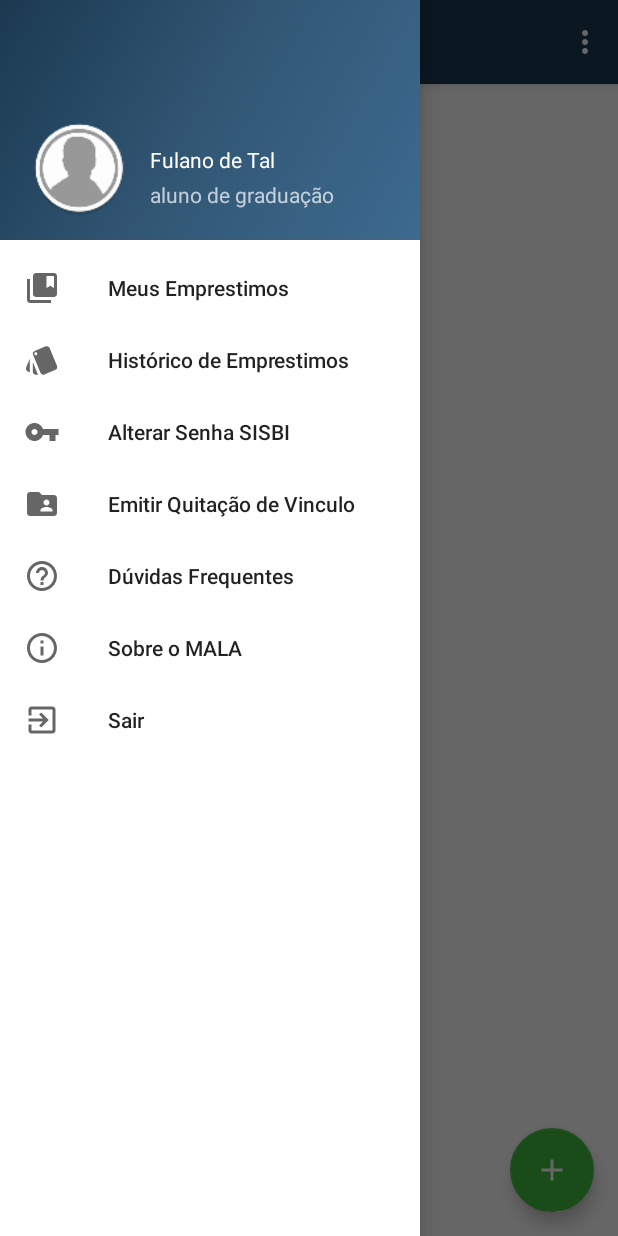
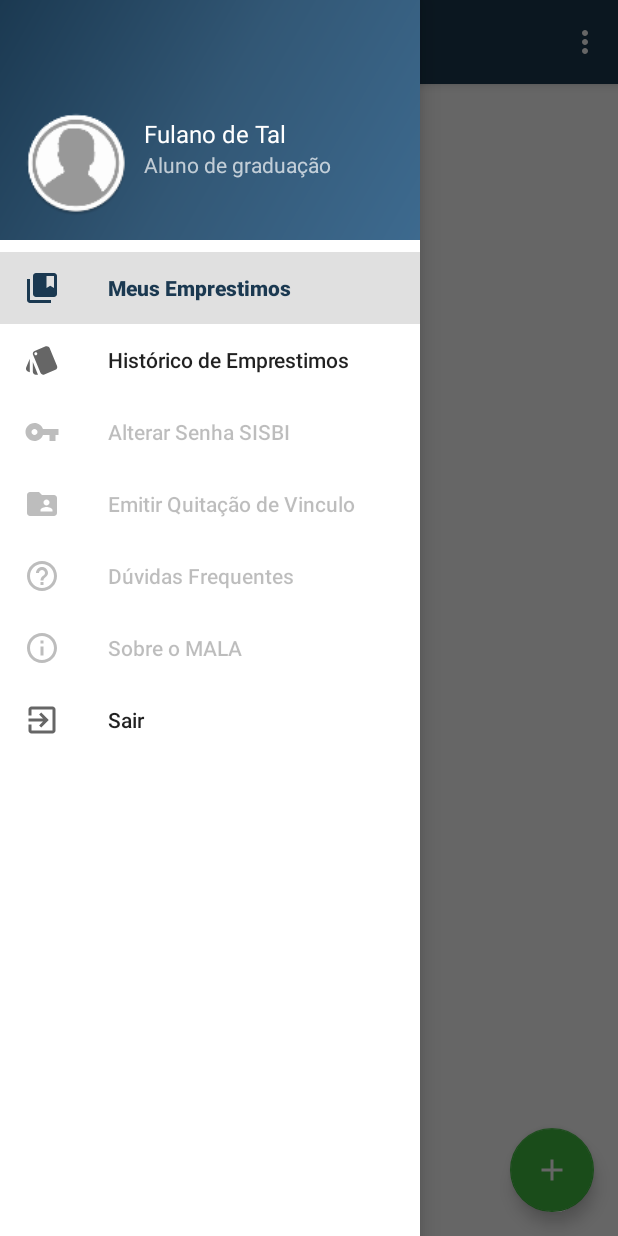
Before and after one commit to mala-ufrn/mala, an Android app: the PrincipalActivity screen opened directly, with no data from a screen before it, with the side drawer open, on a phone screen of 412 x 824 dp. Run offline under Robolectric (Android 15) with nearby library versions, the phone set to English and light mode, and no system bars; 1 statement that could not run was skipped.

Commit message:
Polish NavMenu
Set profile name, inative some itens.

```diff
--- a/app/src/main/AndroidManifest.xml
+++ b/app/src/main/AndroidManifest.xml
@@ -22,7 +22,6 @@
             android:theme="@style/AppTheme.NoActionBar">
             <intent-filter>
                 <action android:name="android.intent.action.MAIN" />
-
                 <category android:name="android.intent.category.LAUNCHER" />
             </intent-filter>
         </activity>
@@ -58,9 +57,7 @@
         </activity>
         <activity
             android:name=".activity.LoginActivity"
-            android:theme="@style/AppTheme.Dark"
-            >
-
+            android:theme="@style/AppTheme.Dark" >
         </activity>
     </application>
 
--- a/app/src/main/java/br/ufrn/mala/activity/PrincipalActivity.java
+++ b/app/src/main/java/br/ufrn/mala/activity/PrincipalActivity.java
@@ -5,6 +5,7 @@ import android.os.Bundle;
 import android.support.v4.app.Fragment;
 import android.support.v4.app.FragmentManager;
 import android.support.v4.app.FragmentTransaction;
+import android.util.Log;
 import android.view.View;
 import android.support.design.widget.NavigationView;
 import android.support.v4.view.GravityCompat;
@@ -14,18 +15,23 @@ import android.support.v7.app.AppCompatActivity;
 import android.support.v7.widget.Toolbar;
 import android.view.Menu;
 import android.view.MenuItem;
+import android.widget.TextView;
 
 import java.io.File;
+
+import com.google.gson.Gson;
 
 import br.ufrn.mala.R;
 import br.ufrn.mala.activity.Fragment.EmprestimosFragment;
 import br.ufrn.mala.activity.Fragment.HistoricoEmprestimosFragment;
+import br.ufrn.mala.dto.UsuarioDTO;
 import br.ufrn.mala.util.Constants;
 
 public class PrincipalActivity extends AppCompatActivity
         implements NavigationView.OnNavigationItemSelectedListener {
     FragmentManager fm;
 
+    private UsuarioDTO usuarioLogado;
 
     @Override
     protected void onCreate(Bundle savedInstanceState) {
@@ -48,6 +54,15 @@ public class PrincipalActivity extends AppCompatActivity
         // Pegar o token de acesso
         SharedPreferences preferences = this.getSharedPreferences(Constants.KEY_USER_INFO, 0);
         String accessToken = preferences.getString(Constants.KEY_ACCESS_TOKEN, null);
+
+        Gson gson = new Gson();
+        String usuario = preferences.getString("UsuarioLogado", null);
+        if (usuario != null)
+            usuarioLogado = gson.fromJson(usuario, UsuarioDTO.class);
+
+        View header = navigationView.getHeaderView(0);
+        TextView profName = (TextView)header.findViewById(R.id.profile_name);
+        profName.setText(usuarioLogado.getNomePessoa());
 
         // Cria um novo fragment
         fm = getSupportFragmentManager();
--- a/app/src/main/res/layout/nav_header_act_principal.xml
+++ b/app/src/main/res/layout/nav_header_act_principal.xml
@@ -6,49 +6,49 @@
     android:background="@drawable/side_nav_bar"
     android:gravity="bottom"
     android:orientation="vertical"
-    android:paddingBottom="@dimen/activity_vertical_margin"
-    android:paddingLeft="@dimen/activity_horizontal_margin"
-    android:paddingRight="@dimen/activity_horizontal_margin"
-    android:paddingTop="@dimen/activity_vertical_margin"
+    android:padding="@dimen/activity_vertical_margin"
     android:theme="@style/ThemeOverlay.AppCompat.Dark">
 
-    <LinearLayout
+    <RelativeLayout
         android:layout_width="wrap_content"
-        android:layout_height="wrap_content"
-        android:orientation="horizontal">
+        android:layout_height="wrap_content">
 
         <ImageView
             android:id="@+id/profile_image"
-            android:layout_width="74dp"
-            android:layout_height="63dp"
-            android:layout_weight="1"
+            android:layout_width="70dp"
+            android:layout_height="70dp"
+            android:layout_alignParentBottom="true"
+            android:layout_alignParentLeft="true"
             android:src="@mipmap/ic_portrait" />
 
         <LinearLayout
             android:layout_width="match_parent"
-            android:layout_height="match_parent"
-            android:layout_weight="1"
+            android:layout_height="wrap_content"
+            android:layout_marginLeft="70dp"
             android:paddingLeft="10dp"
+            android:layout_alignLeft="@id/profile_image"
+            android:layout_alignTop="@id/profile_image"
+            android:layout_alignParentBottom="true"
             android:orientation="vertical">
 
             <TextView
-                android:id="@+id/textView3"
+                android:id="@+id/profile_name"
                 android:layout_width="match_parent"
                 android:layout_height="wrap_content"
-                android:layout_weight="1"
-                android:paddingTop="@dimen/nav_header_vertical_spacing"
                 android:text="Fulano de Tal"
+                android:paddingTop="4dp"
+                android:textSize="16sp"
+                android:maxLines="2"
                 android:textAppearance="@style/TextAppearance.AppCompat.Body1" />
 
             <TextView
                 android:id="@+id/textView"
                 android:layout_width="match_parent"
                 android:layout_height="wrap_content"
-                android:layout_weight="1"
-                android:text="aluno de graduação" />
+                android:text="Aluno de graduação" />
         </LinearLayout>
 
-    </LinearLayout>
+    </RelativeLayout>
 
 
 </LinearLayout>
--- a/app/src/main/res/menu/act_principal.xml
+++ b/app/src/main/res/menu/act_principal.xml
@@ -10,12 +10,14 @@
         android:id="@+id/action_select"
         android:orderInCategory="100"
         android:title="@string/select"
-        app:showAsAction="never" />
+        app:showAsAction="never"
+        android:enabled="false"/>
     <item
         android:id="@+id/action_renewAll"
         android:orderInCategory="100"
         android:title="@string/renewAll"
-        app:showAsAction="never" />
+        app:showAsAction="never"
+        android:enabled="false"/>
     <item
         android:id="@+id/action_newLoan"
         android:orderInCategory="100"
--- a/app/src/main/res/menu/act_principal_drawer.xml
+++ b/app/src/main/res/menu/act_principal_drawer.xml
@@ -5,7 +5,8 @@
         <item
             android:id="@+id/myLoan"
             android:icon="@drawable/ic_collections_bookmark_black_24dp"
-            android:title="@string/myLoans" />
+            android:title="@string/myLoans"
+            android:checked="true"/>
         <item
             android:id="@+id/loan_historical"
             android:icon="@drawable/ic_style_black_24dp"
@@ -13,11 +14,13 @@
         <item
             android:id="@+id/changePass_Sisbi"
             android:icon="@drawable/ic_vpn_key_black_24dp"
-            android:title="@string/changePass_Sisbi" />
+            android:title="@string/changePass_Sisbi"
+            android:enabled="false"/>
         <item
             android:id="@+id/issue_discharge"
             android:icon="@drawable/ic_folder_shared_black_24dp"
-            android:title="@string/issue_discharge" />
+            android:title="@string/issue_discharge"
+            android:enabled="false"/>
 
     </group>
 
@@ -27,11 +30,13 @@
         <item
             android:id="@+id/faq"
             android:icon="@drawable/ic_help_outline_black_24dp"
-            android:title="@string/faq" />
+            android:title="@string/faq"
+            android:enabled="false"/>
         <item
             android:id="@+id/aboutUs"
             android:icon="@drawable/ic_info_outline_black_24dp"
-            android:title="@string/aboutUs" />
+            android:title="@string/aboutUs"
+            android:enabled="false"/>
         <item
             android:id="@+id/exit"
             android:icon="@drawable/ic_exit_to_app_black_24dp"
--- a/app/src/main/res/values/strings.xml
+++ b/app/src/main/res/values/strings.xml
@@ -11,7 +11,7 @@
     <string name="refresh">Atualizar</string>
     <string name="select">Selecionar</string>
     <string name="renewAll">Renovar todos Empréstimos</string>
-    <string name="newLoan">Realizar Emprestimo</string>
+    <string name="newLoan">Realizar Novo Emprestimo</string>
     <string name="myLoans">Meus Emprestimos</string>
     <string name="loan_historical">Histórico de Emprestimos</string>
     <string name="changePass_Sisbi">Alterar Senha SISBI</string>
```
